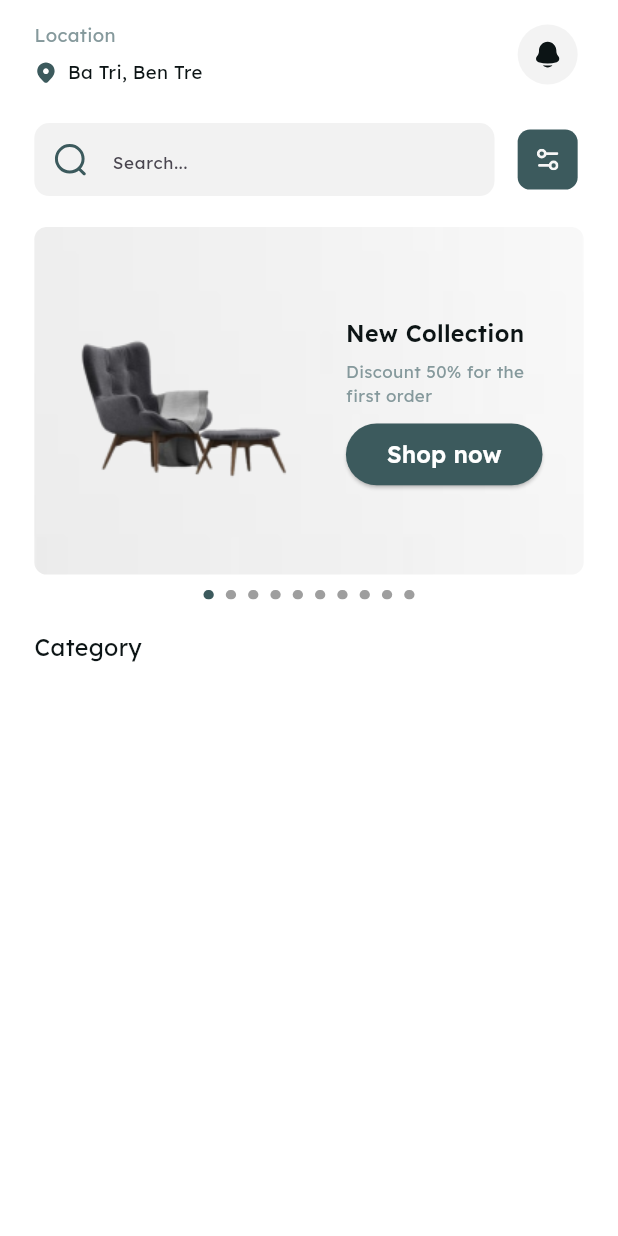
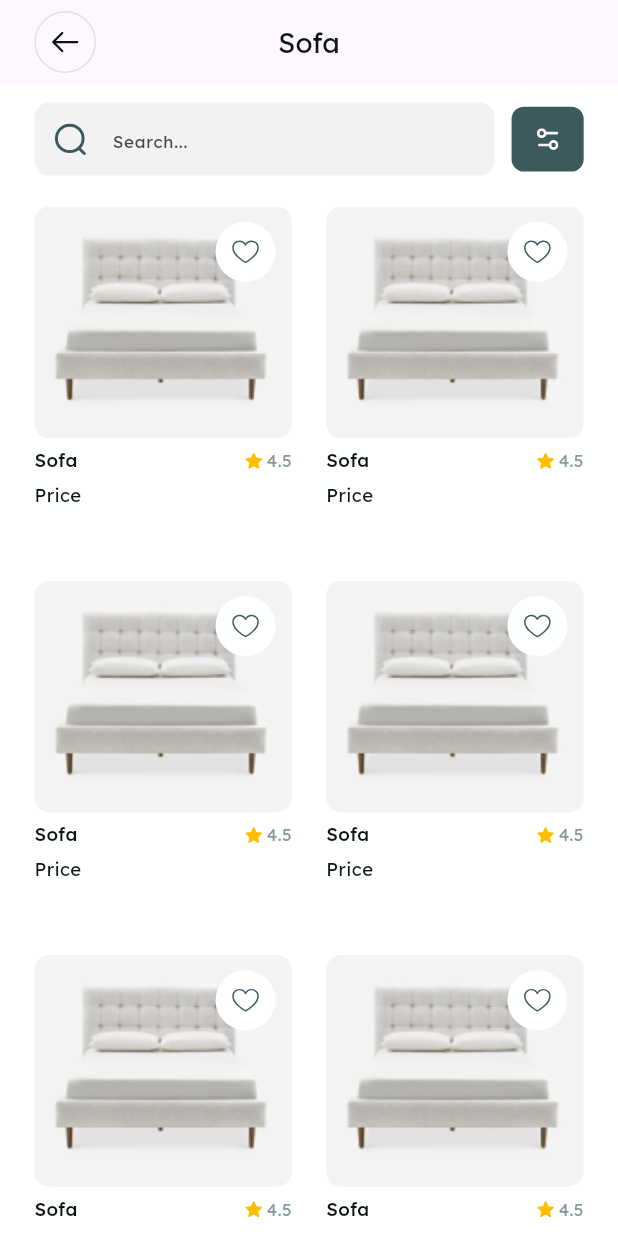
Before and after one commit to xhuy108/Furnika, a Flutter app: the screen it shows after launch, on a phone screen of 412 x 824 dp. Run offline on Flutter 3.47's test engine with Material 3 defaults, Android fonts, the phone set to English and light mode, and no system bars; drawn by our look-alikes of carousel_slider, smooth_page_indicator; our stand-ins replace bloc, dartz, dio, equatable, flutter_bloc, flutter_screenutil and 6 more.

Commit message:
Update dependencies, add new features, remove unused route names, update profile location page, merge branches, fix import statements, add User entity class, and fix bugs.

```diff
--- a/lib/config/routes/route_names.dart
+++ b/lib/config/routes/route_names.dart
@@ -6,10 +6,10 @@ class RouteNames {
   static String completeProfile = 'completeProfile';
   static String completeProfileLocation = 'completeProfileLocation';
   static String home = 'home';
+  static String category = 'category';
+  static String productByCategory = 'productByCategory';
   static String forgotPassword = 'forgotPassword';
   static String application = 'application';
-  static String category = 'category';
-  static String productByCategory = 'productByCategory';
   static String productDetail = 'productDetail';
   static String cart = 'cart';
   static String checkout = 'checkout';
--- a/lib/config/routes/router.dart
+++ b/lib/config/routes/router.dart
@@ -1,8 +1,10 @@
 import 'package:flutter/material.dart';
 import 'package:furnika/features/auth/presentation/pages/log_in_page.dart';
 import 'package:furnika/features/auth/presentation/pages/sign_up_page.dart';
+import 'package:furnika/features/categories/presentation/pages/category_page.dart';
 import 'package:furnika/features/home/presentation/pages/home_page.dart';
 import 'package:furnika/features/onboarding/presentation/pages/onboarding.dart';
+import 'package:furnika/features/products/presentation/pages/product_by_category_page.dart';
 import 'package:furnika/features/profile/presentation/pages/complete_profile_location.dart';
 import 'package:furnika/features/profile/presentation/pages/complete_profile_page.dart';
 import 'package:furnika/features/profile/settings.dart';
@@ -14,7 +16,7 @@ import 'package:furnika/config/routes/route_names.dart';
 
 class AppRouter {
   GoRouter router = GoRouter(
-    initialLocation: '/home',
+    initialLocation: '/productByCategory',
     // sl<SharedPreferences>().getBool(kFirstTimer) == null
     //     ? '/'
     //     : ((sl<SharedPreferences>().getString(kAuthToken) == null ||
@@ -32,12 +34,8 @@ class AppRouter {
       GoRoute(
         name: RouteNames.signUp,
         path: '/signUp',
-        pageBuilder: (context, state) => CustomTransitionPage(
-          child: const SignUpPage(),
-          transitionsBuilder: (context, animation, secondaryAnimation, child) {
-            return buildTransition(
-                context, animation, secondaryAnimation, child);
-          },
+        pageBuilder: (context, state) => const MaterialPage(
+          child: SignUpPage(),
         ),
       ),
       GoRoute(
@@ -84,31 +82,31 @@ class AppRouter {
           },
         ),
       ),
-      // GoRoute(
-      //   name: RouteNames.category,
-      //   path: '/category',
-      //   pageBuilder: (context, state) => CustomTransitionPage(
-      //     child: const CategoriesScreen(),
-      //     transitionsBuilder: (context, animation, secondaryAnimation, child) {
-      //       return buildTransition(
-      //           context, animation, secondaryAnimation, child);
-      //     },
-      //   ),
-      // ),
-      // GoRoute(
-      //   name: RouteNames.productByCategory,
-      //   path: '/productByCategory/:category/:categoryId',
-      //   pageBuilder: (context, state) => CustomTransitionPage(
-      //     child: DetailCategoryScreen(
-      //       category: state.pathParameters['category']!,
-      //       categoryId: state.pathParameters['categoryId']!,
-      //     ),
-      //     transitionsBuilder: (context, animation, secondaryAnimation, child) {
-      //       return buildTransition(
-      //           context, animation, secondaryAnimation, child);
-      //     },
-      //   ),
-      // ),
+      GoRoute(
+        name: RouteNames.category,
+        path: '/category',
+        pageBuilder: (context, state) => CustomTransitionPage(
+          child: const CategoryPage(),
+          transitionsBuilder: (context, animation, secondaryAnimation, child) {
+            return buildTransition(
+                context, animation, secondaryAnimation, child);
+          },
+        ),
+      ),
+      GoRoute(
+        name: RouteNames.productByCategory,
+        path: '/productByCategory',
+        pageBuilder: (context, state) => CustomTransitionPage(
+          child: ProductByCategoryPage(
+              // category: state.pathParameters['category']!,
+              // categoryId: state.pathParameters['categoryId']!,
+              ),
+          transitionsBuilder: (context, animation, secondaryAnimation, child) {
+            return buildTransition(
+                context, animation, secondaryAnimation, child);
+          },
+        ),
+      ),
       // GoRoute(
       //   name: RouteNames.productDetail,
       //   path: '/productDetail',
--- a/lib/config/themes/app_palette.dart
+++ b/lib/config/themes/app_palette.dart
@@ -8,6 +8,7 @@ class AppPalette {
 
   static const textPrimary = Color(0xFF0C1415);
   static const textSecondary = Color(0xFF85999C);
+  static const lightText = Color(0xFFF6F6F6);
 
   static const textFieldBackground = Color(0xFFF2F2F2);
   static const textFieldStroke = Color(0xFF3C5A5D);
--- a/lib/config/themes/media_resources.dart
+++ b/lib/config/themes/media_resources.dart
@@ -14,6 +14,8 @@ class MediaResource {
   static const nextIcon = '$_baseIcons/icons_next.svg';
   static const searchIcon = '$_baseIcons/search_icon.svg';
   static const categoryIcon = '$_baseIcons/sofa.svg';
+  static const startIcon = '$_baseIcons/star_icon.svg';
+  static const likeIcon = '$_baseIcons/like_icon.svg';
   static const manageaddressIcon = '$_baseIcons/icons_manageaddress.svg';
   static const paymentmethodIcon = '$_baseIcons/icons_paymentmethod.svg';
   static const myordersIcon = '$_baseIcons/icons_myorders.svg';
--- a/lib/features/home/presentation/widgets/coupon_banner.dart
+++ b/lib/features/home/presentation/widgets/coupon_banner.dart
@@ -31,7 +31,7 @@ class _CouponBannerState extends State<CouponBanner> {
               });
             },
           ),
-          itemCount: 10,
+          itemCount: 5,
           itemBuilder:
               (BuildContext context, int itemIndex, int pageViewIndex) =>
                   Container(
@@ -96,7 +96,7 @@ class _CouponBannerState extends State<CouponBanner> {
         Gap(10.h),
         AnimatedSmoothIndicator(
           activeIndex: _couponBannerActiveIndex,
-          count: 10,
+          count: 5,
           effect: WormEffect(
             activeDotColor: AppPalette.primary,
             dotHeight: 6.h,
--- /dev/null
+++ b/lib/features/home/presentation/widgets/product_card_item.dart
@@ -0,0 +1,83 @@
+import 'package:flutter/material.dart';
+import 'package:flutter_screenutil/flutter_screenutil.dart';
+import 'package:flutter_svg/flutter_svg.dart';
+import 'package:furnika/config/themes/app_palette.dart';
+import 'package:furnika/config/themes/media_resources.dart';
+import 'package:gap/gap.dart';
+
+class ProductCardItem extends StatelessWidget {
+  const ProductCardItem({super.key});
+
+  @override
+  Widget build(BuildContext context) {
+    return Column(
+      crossAxisAlignment: CrossAxisAlignment.start,
+      children: [
+        Stack(
+          children: [
+            Container(
+              width: 150.w,
+              height: 150.h,
+              decoration: BoxDecoration(
+                image: const DecorationImage(
+                  image: AssetImage('assets/images/product_img.png'),
+                  fit: BoxFit.cover,
+                ),
+                borderRadius: BorderRadius.circular(10),
+              ),
+            ),
+            Positioned(
+              top: 6.h,
+              right: 6.w,
+              child: IconButton(
+                onPressed: () {},
+                style: IconButton.styleFrom(
+                  backgroundColor: Colors.white,
+                ),
+                icon: SvgPicture.asset(
+                  MediaResource.likeIcon,
+                  width: 20.w,
+                  height: 20.h,
+                ),
+              ),
+            ),
+          ],
+        ),
+        Gap(6.h),
+        Row(
+          children: [
+            Text(
+              'Sofa',
+              style: TextStyle(
+                fontSize: 12.sp,
+                fontWeight: FontWeight.w500,
+                color: AppPalette.textPrimary,
+              ),
+            ),
+            const Spacer(),
+            SvgPicture.asset(
+              MediaResource.startIcon,
+              width: 15.w,
+              height: 15.h,
+            ),
+            Text(
+              '4.5',
+              style: TextStyle(
+                fontSize: 11.sp,
+                color: AppPalette.textSecondary,
+              ),
+            ),
+          ],
+        ),
+        Gap(5.h),
+        Text(
+          'Price',
+          style: TextStyle(
+            fontSize: 12.sp,
+            color: AppPalette.textPrimary,
+          ),
+        ),
+      ],
+    );
+  }
+}
--- /dev/null
+++ b/lib/features/products/presentation/pages/product_by_category_page.dart
@@ -0,0 +1,102 @@
+import 'package:flutter/cupertino.dart';
+import 'package:flutter/material.dart';
+import 'package:flutter/widgets.dart';
+import 'package:flutter_screenutil/flutter_screenutil.dart';
+import 'package:flutter_svg/svg.dart';
+import 'package:furnika/config/themes/app_palette.dart';
+import 'package:furnika/config/themes/media_resources.dart';
+import 'package:furnika/core/common/widgets/app_text_field.dart';
+import 'package:furnika/core/common/widgets/custom_back_button.dart';
+import 'package:furnika/features/home/presentation/widgets/product_card_item.dart';
+import 'package:gap/gap.dart';
+
+class ProductByCategoryPage extends StatefulWidget {
+  const ProductByCategoryPage({super.key});
+
+  @override
+  State<ProductByCategoryPage> createState() => _ProductByCategoryPageState();
+}
+
+class _ProductByCategoryPageState extends State<ProductByCategoryPage> {
+  final TextEditingController _searchController = TextEditingController();
+
+  @override
+  Widget build(BuildContext context) {
+    return Scaffold(
+      appBar: AppBar(
+        surfaceTintColor: AppPalette.background,
+        leading: Padding(
+          padding: EdgeInsets.only(left: 20.w),
+          child: const CustomBackButton(),
+        ),
+        leadingWidth: 56.w,
+        title: Text(
+          'Sofa',
+          style: TextStyle(
+            fontSize: 18.sp,
+            color: AppPalette.textPrimary,
+          ),
+        ),
+        centerTitle: true,
+      ),
+      body: Padding(
+        padding: EdgeInsets.symmetric(
+          horizontal: 20.w,
+          vertical: 12.h,
+        ),
+        child: Column(
+          children: [
+            Row(
+              children: [
+                Expanded(
+                  child: AppTextField(
+                    hintText: 'Search...',
+                    keyboardType: TextInputType.text,
+                    prefixIcon: Padding(
+                      padding: EdgeInsets.all(13.h),
+                      child: SvgPicture.asset(
+                        MediaResource.searchIcon,
+                      ),
+                    ),
+                    controller: _searchController,
+                  ),
+                ),
+                Gap(10.w),
+                IconButton(
+                  onPressed: () {},
+                  icon: SvgPicture.asset(
+                    MediaResource.filterIcon,
+                    width: 14.w,
+                    height: 14.h,
+                  ),
+                  style: IconButton.styleFrom(
+                    backgroundColor: AppPalette.primary,
+                    shape: RoundedRectangleBorder(
+                      borderRadius: BorderRadius.circular(8.r),
+                    ),
+                    fixedSize: Size(42.w, 42.h),
+                  ),
+                ),
+              ],
+            ),
+            Gap(20.h),
+            Expanded(
+              child: GridView.builder(
+                gridDelegate: SliverGridDelegateWithFixedCrossAxisCount(
+                  crossAxisCount: 2,
+                  mainAxisSpacing: 20.h, // vertical spacing
+                  crossAxisSpacing: 20.w,
+                  childAspectRatio: 0.75,
+                ),
+                itemCount: 8,
+                itemBuilder: (context, index) {
+                  return const ProductCardItem();
+                },
+              ),
+            ),
+          ],
+        ),
+      ),
+    );
+  }
+}
```
Also changed, not shown: lib/core/common/widgets/category_item.dart (added, +37 -0 lines), lib/features/categories/presentation/pages/category_page.dart (added, +49 -0 lines), lib/features/home/presentation/pages/home_page.dart (+66 -2 lines), lib/features/home/presentation/widgets/category_small_button.dart (added, +49 -0 lines), assets/icons/like_icon.svg (added), assets/icons/podcast1.png (deleted), assets/icons/star_icon.svg (added), assets/images/product_img.png (added), 4 other files.
